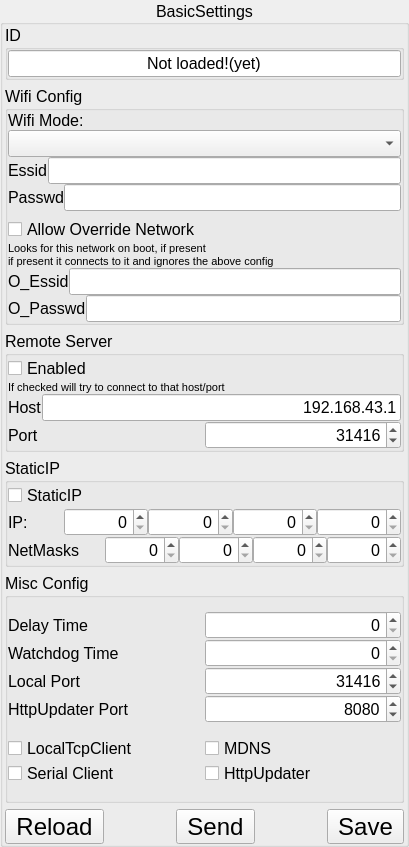
This is Apps/LedRemoteControl/editbasicsettingsgroupbox.ui in successbyfailure/libreLeds as Qt 5 draws it before an edit. The edited form follows.
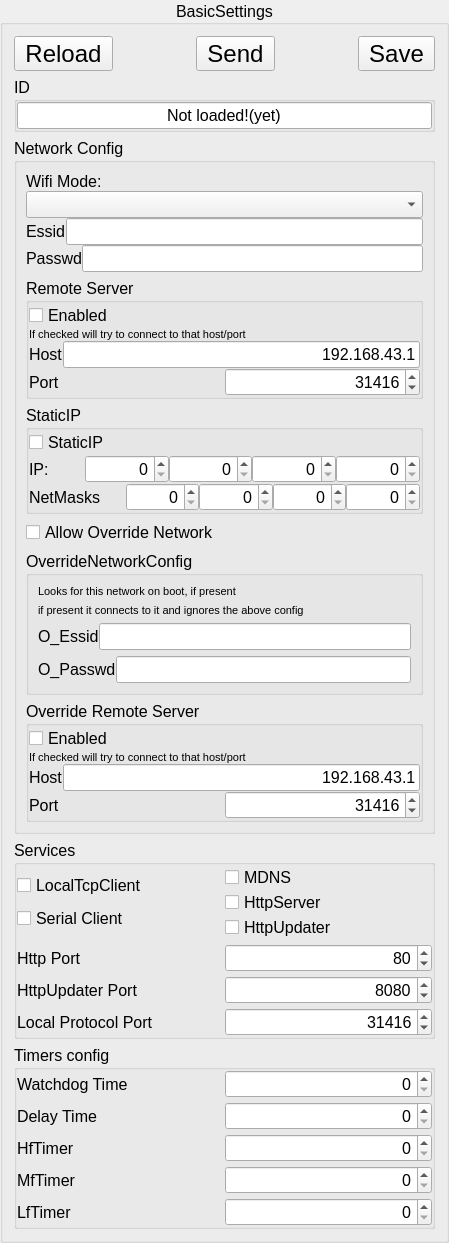
This is the edited form.

Diff of the .ui file:
```diff
--- a/Apps/LedRemoteControl/editbasicsettingsgroupbox.ui
+++ b/Apps/LedRemoteControl/editbasicsettingsgroupbox.ui
@@ -6,8 +6,8 @@
    <rect>
     <x>0</x>
     <y>0</y>
-    <width>409</width>
-    <height>847</height>
+    <width>449</width>
+    <height>1203</height>
    </rect>
   </property>
   <property name="font">
@@ -30,19 +30,94 @@
   <property name="checkable">
    <bool>false</bool>
   </property>
-  <layout class="QVBoxLayout" name="verticalLayout_3" stretch="1,3,2,2,5,1">
-   <property name="leftMargin">
-    <number>2</number>
-   </property>
-   <property name="topMargin">
+  <layout class="QVBoxLayout" name="verticalLayout_8">
+   <item>
+    <layout class="QHBoxLayout" name="horizontalLayout">
+     <property name="spacing">
     <number>0</number>
    </property>
-   <property name="rightMargin">
-    <number>2</number>
-   </property>
-   <property name="bottomMargin">
-    <number>0</number>
-   </property>
+     <item>
+      <widget class="QToolButton" name="btnReload">
+       <property name="font">
+        <font>
+         <pointsize>18</pointsize>
+        </font>
+       </property>
+       <property name="text">
+        <string>Reload</string>
+       </property>
+       <property name="iconSize">
+        <size>
+         <width>32</width>
+         <height>32</height>
+        </size>
+       </property>
+      </widget>
+     </item>
+     <item>
+      <spacer name="horizontalSpacer_3">
+       <property name="orientation">
+        <enum>Qt::Horizontal</enum>
+       </property>
+       <property name="sizeHint" stdset="0">
+        <size>
+         <width>40</width>
+         <height>20</height>
+        </size>
+       </property>
+      </spacer>
+     </item>
+     <item>
+      <widget class="QToolButton" name="btnSend">
+       <property name="font">
+        <font>
+         <pointsize>18</pointsize>
+        </font>
+       </property>
+       <property name="text">
+        <string>Send</string>
+       </property>
+       <property name="iconSize">
+        <size>
+         <width>32</width>
+         <height>32</height>
+        </size>
+       </property>
+      </widget>
+     </item>
+     <item>
+      <spacer name="horizontalSpacer_4">
+       <property name="orientation">
+        <enum>Qt::Horizontal</enum>
+       </property>
+       <property name="sizeHint" stdset="0">
+        <size>
+         <width>40</width>
+         <height>20</height>
+        </size>
+       </property>
+      </spacer>
+     </item>
+     <item>
+      <widget class="QToolButton" name="btnSave">
+       <property name="font">
+        <font>
+         <pointsize>18</pointsize>
+        </font>
+       </property>
+       <property name="text">
+        <string>Save</string>
+       </property>
+       <property name="iconSize">
+        <size>
+         <width>32</width>
+         <height>32</height>
+        </size>
+       </property>
+      </widget>
+     </item>
+    </layout>
+   </item>
    <item>
     <widget class="QGroupBox" name="gbID">
      <property name="title">
@@ -83,21 +158,9 @@
    <item>
     <widget class="QGroupBox" name="gbWifi">
      <property name="title">
-      <string>Wifi Config</string>
+      <string>Network Config</string>
      </property>
-     <layout class="QVBoxLayout" name="verticalLayout_2">
-      <property name="leftMargin">
-       <number>0</number>
-      </property>
-      <property name="topMargin">
-       <number>0</number>
-      </property>
-      <property name="rightMargin">
-       <number>0</number>
-      </property>
-      <property name="bottomMargin">
-       <number>0</number>
-      </property>
+     <layout class="QVBoxLayout" name="verticalLayout_3">
       <item>
        <layout class="QVBoxLayout" name="verticalLayout_7">
         <property name="spacing">
@@ -158,94 +221,11 @@
        </layout>
       </item>
       <item>
-       <layout class="QVBoxLayout" name="verticalLayout_8">
-        <property name="spacing">
-         <number>0</number>
-        </property>
-        <item>
-         <widget class="QCheckBox" name="checkAllowOverride">
-          <property name="text">
-           <string>Allow Override Network</string>
-          </property>
-         </widget>
-        </item>
-        <item>
-         <widget class="QLabel" name="label_10">
-          <property name="font">
-           <font>
-            <pointsize>8</pointsize>
-           </font>
-          </property>
-          <property name="text">
-           <string>Looks for this network on boot, if present</string>
-          </property>
-         </widget>
-        </item>
-        <item>
-         <widget class="QLabel" name="label_12">
-          <property name="font">
-           <font>
-            <pointsize>8</pointsize>
-           </font>
-          </property>
-          <property name="text">
-           <string>if present it connects to it and ignores the above config</string>
-          </property>
-         </widget>
-        </item>
-        <item>
-         <layout class="QHBoxLayout" name="horizontalLayout_24">
-          <property name="spacing">
-           <number>0</number>
-          </property>
-          <item>
-           <widget class="QLabel" name="label_22">
-            <property name="text">
-             <string>O_Essid</string>
-            </property>
-           </widget>
-          </item>
-          <item>
-           <widget class="QLineEdit" name="editOEssid">
-            <property name="maxLength">
-             <number>20</number>
-            </property>
-           </widget>
-          </item>
-         </layout>
-        </item>
-        <item>
-         <layout class="QHBoxLayout" name="horizontalLayout_25">
-          <property name="spacing">
-           <number>0</number>
-          </property>
-          <item>
-           <widget class="QLabel" name="label_23">
-            <property name="text">
-             <string>O_Passwd</string>
-            </property>
-           </widget>
-          </item>
-          <item>
-           <widget class="QLineEdit" name="editOPasswd">
-            <property name="maxLength">
-             <number>20</number>
-            </property>
-           </widget>
-          </item>
-         </layout>
-        </item>
-       </layout>
-      </item>
-     </layout>
-    </widget>
-   </item>
-   <item>
-    <widget class="QGroupBox" name="groupBox_2">
+       <widget class="QGroupBox" name="groupBox_4">
      <property name="title">
       <string>Remote Server</string>
      </property>
-     <layout class="QVBoxLayout" name="verticalLayout_10">
+        <layout class="QVBoxLayout" name="verticalLayout_12">
       <property name="spacing">
        <number>0</number>
       </property>
@@ -269,7 +249,7 @@
        </widget>
       </item>
       <item>
-       <widget class="QLabel" name="label_11">
+          <widget class="QLabel" name="label_13">
         <property name="font">
          <font>
           <pointsize>8</pointsize>
@@ -281,12 +261,12 @@
        </widget>
       </item>
       <item>
-       <layout class="QHBoxLayout" name="horizontalLayout_29">
+          <layout class="QHBoxLayout" name="horizontalLayout_34">
         <property name="spacing">
          <number>0</number>
         </property>
         <item>
-         <widget class="QLabel" name="label_24">
+            <widget class="QLabel" name="label_29">
           <property name="text">
            <string>Host</string>
           </property>
@@ -308,12 +288,12 @@
        </layout>
       </item>
       <item>
-       <layout class="QHBoxLayout" name="horizontalLayout_27">
+          <layout class="QHBoxLayout" name="horizontalLayout_28">
         <property name="spacing">
          <number>0</number>
         </property>
         <item>
-         <widget class="QLabel" name="label_25">
+            <widget class="QLabel" name="label_30">
           <property name="text">
            <string>Port</string>
           </property>
@@ -560,13 +540,198 @@
     </widget>
    </item>
    <item>
+       <widget class="QCheckBox" name="checkAllowOverride">
+        <property name="text">
+         <string>Allow Override Network</string>
+        </property>
+       </widget>
+      </item>
+      <item>
+       <widget class="QGroupBox" name="gbOverrideNetwork">
+        <property name="title">
+         <string>OverrideNetworkConfig</string>
+        </property>
+        <layout class="QVBoxLayout" name="verticalLayout_2">
+         <item>
+          <widget class="QLabel" name="label_10">
+           <property name="font">
+            <font>
+             <pointsize>8</pointsize>
+            </font>
+           </property>
+           <property name="text">
+            <string>Looks for this network on boot, if present</string>
+           </property>
+          </widget>
+         </item>
+         <item>
+          <widget class="QLabel" name="label_12">
+           <property name="font">
+            <font>
+             <pointsize>8</pointsize>
+            </font>
+           </property>
+           <property name="text">
+            <string>if present it connects to it and ignores the above config</string>
+           </property>
+          </widget>
+         </item>
+         <item>
+          <layout class="QHBoxLayout" name="horizontalLayout_24">
+           <property name="spacing">
+            <number>0</number>
+           </property>
+           <item>
+            <widget class="QLabel" name="label_22">
+             <property name="text">
+              <string>O_Essid</string>
+             </property>
+            </widget>
+           </item>
+           <item>
+            <widget class="QLineEdit" name="editOEssid">
+             <property name="maxLength">
+              <number>20</number>
+             </property>
+            </widget>
+           </item>
+          </layout>
+         </item>
+         <item>
+          <layout class="QHBoxLayout" name="horizontalLayout_25">
+           <property name="spacing">
+            <number>0</number>
+           </property>
+           <item>
+            <widget class="QLabel" name="label_23">
+             <property name="text">
+              <string>O_Passwd</string>
+             </property>
+            </widget>
+           </item>
+           <item>
+            <widget class="QLineEdit" name="editOPasswd">
+             <property name="maxLength">
+              <number>20</number>
+             </property>
+            </widget>
+           </item>
+          </layout>
+         </item>
+        </layout>
+       </widget>
+      </item>
+      <item>
+       <widget class="QGroupBox" name="gbOverrideServer">
+        <property name="title">
+         <string>Override Remote Server</string>
+        </property>
+        <layout class="QVBoxLayout" name="verticalLayout_10">
+         <property name="spacing">
+          <number>0</number>
+         </property>
+         <property name="leftMargin">
+          <number>0</number>
+         </property>
+         <property name="topMargin">
+          <number>0</number>
+         </property>
+         <property name="rightMargin">
+          <number>0</number>
+         </property>
+         <property name="bottomMargin">
+          <number>0</number>
+         </property>
+         <item>
+          <widget class="QCheckBox" name="checkOremoteEnabled">
+           <property name="text">
+            <string>Enabled</string>
+           </property>
+          </widget>
+         </item>
+         <item>
+          <widget class="QLabel" name="label_11">
+           <property name="font">
+            <font>
+             <pointsize>8</pointsize>
+            </font>
+           </property>
+           <property name="text">
+            <string>If checked will try to connect to that host/port</string>
+           </property>
+          </widget>
+         </item>
+         <item>
+          <layout class="QHBoxLayout" name="horizontalLayout_29">
+           <property name="spacing">
+            <number>0</number>
+           </property>
+           <item>
+            <widget class="QLabel" name="label_24">
+             <property name="text">
+              <string>Host</string>
+             </property>
+            </widget>
+           </item>
+           <item>
+            <widget class="QLineEdit" name="editORemoteHost">
+             <property name="text">
+              <string>192.168.43.1</string>
+             </property>
+             <property name="maxLength">
+              <number>20</number>
+             </property>
+             <property name="alignment">
+              <set>Qt::AlignRight|Qt::AlignTrailing|Qt::AlignVCenter</set>
+             </property>
+            </widget>
+           </item>
+          </layout>
+         </item>
+         <item>
+          <layout class="QHBoxLayout" name="horizontalLayout_27">
+           <property name="spacing">
+            <number>0</number>
+           </property>
+           <item>
+            <widget class="QLabel" name="label_25">
+             <property name="text">
+              <string>Port</string>
+             </property>
+            </widget>
+           </item>
+           <item>
+            <widget class="QSpinBox" name="spinORemotePort">
+             <property name="alignment">
+              <set>Qt::AlignRight|Qt::AlignTrailing|Qt::AlignVCenter</set>
+             </property>
+             <property name="minimum">
+              <number>100</number>
+             </property>
+             <property name="maximum">
+              <number>65536</number>
+             </property>
+             <property name="value">
+              <number>31416</number>
+             </property>
+            </widget>
+           </item>
+          </layout>
+         </item>
+        </layout>
+       </widget>
+      </item>
+     </layout>
+    </widget>
+   </item>
+   <item>
     <widget class="QGroupBox" name="gbMisc">
      <property name="title">
-      <string>Misc Config</string>
+      <string notr="true">Services</string>
      </property>
      <layout class="QVBoxLayout" name="verticalLayout_14">
       <property name="spacing">
-       <number>0</number>
+       <number>4</number>
       </property>
       <property name="leftMargin">
        <number>0</number>
@@ -580,142 +745,6 @@
       <property name="bottomMargin">
        <number>0</number>
       </property>
-      <item>
-       <layout class="QVBoxLayout" name="verticalLayout_12">
-        <property name="spacing">
-         <number>0</number>
-        </property>
-        <item>
-         <layout class="QHBoxLayout" name="horizontalLayout_20">
-          <property name="spacing">
-           <number>0</number>
-          </property>
-          <item>
-           <widget class="QLabel" name="label_18">
-            <property name="text">
-             <string>Delay Time</string>
-            </property>
-           </widget>
-          </item>
-          <item>
-           <widget class="QSpinBox" name="spinDelayTime">
-            <property name="alignment">
-             <set>Qt::AlignRight|Qt::AlignTrailing|Qt::AlignVCenter</set>
-            </property>
-            <property name="buttonSymbols">
-             <enum>QAbstractSpinBox::UpDownArrows</enum>
-            </property>
-            <property name="maximum">
-             <number>2000</number>
-            </property>
-           </widget>
-          </item>
-         </layout>
-        </item>
-        <item>
-         <layout class="QHBoxLayout" name="horizontalLayout_21">
-          <property name="spacing">
-           <number>0</number>
-          </property>
-          <item>
-           <widget class="QLabel" name="label_19">
-            <property name="text">
-             <string>Watchdog Time</string>
-            </property>
-           </widget>
-          </item>
-          <item>
-           <widget class="QSpinBox" name="spinWatchdog">
-            <property name="alignment">
-             <set>Qt::AlignRight|Qt::AlignTrailing|Qt::AlignVCenter</set>
-            </property>
-            <property name="buttonSymbols">
-             <enum>QAbstractSpinBox::UpDownArrows</enum>
-            </property>
-            <property name="maximum">
-             <number>30000</number>
-            </property>
-            <property name="singleStep">
-             <number>100</number>
-            </property>
-           </widget>
-          </item>
-         </layout>
-        </item>
-        <item>
-         <layout class="QHBoxLayout" name="horizontalLayout_31">
-          <property name="spacing">
-           <number>0</number>
-          </property>
-          <item>
-           <widget class="QLabel" name="label_27">
-            <property name="text">
-             <string>Local Port</string>
-            </property>
-           </widget>
-          </item>
-          <item>
-           <widget class="QSpinBox" name="spinLocalPort">
-            <property name="alignment">
-             <set>Qt::AlignRight|Qt::AlignTrailing|Qt::AlignVCenter</set>
-            </property>
-            <property name="buttonSymbols">
-             <enum>QAbstractSpinBox::UpDownArrows</enum>
-            </property>
-            <property name="minimum">
-             <number>1000</number>
-            </property>
-            <property name="maximum">
-             <number>65356</number>
-            </property>
-            <property name="singleStep">
-             <number>1</number>
-            </property>
-            <property name="value">
-             <number>31416</number>
-            </property>
-           </widget>
-          </item>
-         </layout>
-        </item>
-        <item>
-         <layout class="QHBoxLayout" name="horizontalLayout_30">
-          <property name="spacing">
-           <number>0</number>
-          </property>
-          <item>
-           <widget class="QLabel" name="label_26">
-            <property name="text">
-             <string>HttpUpdater Port</string>
-            </property>
-           </widget>
-          </item>
-          <item>
-           <widget class="QSpinBox" name="spinHttpUpdaterPort">
-            <property name="alignment">
-             <set>Qt::AlignRight|Qt::AlignTrailing|Qt::AlignVCenter</set>
-            </property>
-            <property name="buttonSymbols">
-             <enum>QAbstractSpinBox::UpDownArrows</enum>
-            </property>
-            <property name="minimum">
-             <number>1000</number>
-            </property>
-            <property name="maximum">
-             <number>65356</number>
-            </property>
-            <property name="singleStep">
-             <number>1</number>
-            </property>
-            <property name="value">
-             <number>8080</number>
-            </property>
-           </widget>
-          </item>
-         </layout>
-        </item>
-       </layout>
-      </item>
       <item>
        <layout class="QHBoxLayout" name="horizontalLayout_32">
         <property name="spacing">
@@ -754,6 +783,13 @@
             </property>
            </widget>
           </item>
+          <item>
+           <widget class="QCheckBox" name="checkHttpServerEnabled">
+            <property name="text">
+             <string>HttpServer</string>
+            </property>
+           </widget>
+          </item>
           <item>
            <widget class="QCheckBox" name="checkHttpUpdateEnabled">
             <property name="text">
@@ -765,95 +801,278 @@
         </item>
        </layout>
       </item>
-     </layout>
+      <item>
+       <layout class="QHBoxLayout" name="horizontalLayout_33">
+        <property name="spacing">
+         <number>0</number>
+        </property>
+        <item>
+         <widget class="QLabel" name="label_28">
+          <property name="text">
+           <string>Http Port</string>
+          </property>
+         </widget>
+        </item>
+        <item>
+         <widget class="QSpinBox" name="spinHttpPort">
+          <property name="alignment">
+           <set>Qt::AlignRight|Qt::AlignTrailing|Qt::AlignVCenter</set>
+          </property>
+          <property name="buttonSymbols">
+           <enum>QAbstractSpinBox::UpDownArrows</enum>
+          </property>
+          <property name="minimum">
+           <number>0</number>
+          </property>
+          <property name="maximum">
+           <number>65356</number>
+          </property>
+          <property name="singleStep">
+           <number>1</number>
+          </property>
+          <property name="value">
+           <number>80</number>
+          </property>
+         </widget>
+        </item>
+       </layout>
+      </item>
+      <item>
+       <layout class="QHBoxLayout" name="horizontalLayout_30">
+        <property name="spacing">
+         <number>0</number>
+        </property>
+        <item>
+         <widget class="QLabel" name="label_26">
+          <property name="text">
+           <string>HttpUpdater Port</string>
+          </property>
     </widget>
    </item>
    <item>
-    <layout class="QHBoxLayout" name="horizontalLayout">
+         <widget class="QSpinBox" name="spinHttpUpdaterPort">
+          <property name="alignment">
+           <set>Qt::AlignRight|Qt::AlignTrailing|Qt::AlignVCenter</set>
+          </property>
+          <property name="buttonSymbols">
+           <enum>QAbstractSpinBox::UpDownArrows</enum>
+          </property>
+          <property name="minimum">
+           <number>1000</number>
+          </property>
+          <property name="maximum">
+           <number>65356</number>
+          </property>
+          <property name="singleStep">
+           <number>1</number>
+          </property>
+          <property name="value">
+           <number>8080</number>
+          </property>
+         </widget>
+        </item>
+       </layout>
+      </item>
+      <item>
+       <layout class="QHBoxLayout" name="horizontalLayout_31">
      <property name="spacing">
       <number>0</number>
      </property>
      <item>
-      <widget class="QToolButton" name="btnReload">
-       <property name="font">
-        <font>
-         <pointsize>18</pointsize>
-        </font>
-       </property>
+         <widget class="QLabel" name="label_27">
+          <property name="text">
+           <string>Local Protocol Port</string>
+          </property>
+         </widget>
+        </item>
+        <item>
+         <widget class="QSpinBox" name="spinLocalPort">
+          <property name="alignment">
+           <set>Qt::AlignRight|Qt::AlignTrailing|Qt::AlignVCenter</set>
+          </property>
+          <property name="buttonSymbols">
+           <enum>QAbstractSpinBox::UpDownArrows</enum>
+          </property>
+          <property name="minimum">
+           <number>1000</number>
+          </property>
+          <property name="maximum">
+           <number>65356</number>
+          </property>
+          <property name="singleStep">
+           <number>1</number>
+          </property>
+          <property name="value">
+           <number>31416</number>
+          </property>
+         </widget>
+        </item>
+       </layout>
+      </item>
+     </layout>
+    </widget>
+   </item>
+   <item>
+    <widget class="QGroupBox" name="groupBox_2">
+     <property name="title">
+      <string>Timers config</string>
+     </property>
+     <layout class="QVBoxLayout" name="verticalLayout_5">
+      <property name="spacing">
+       <number>4</number>
+      </property>
+      <property name="leftMargin">
+       <number>0</number>
+      </property>
+      <property name="topMargin">
+       <number>0</number>
+      </property>
+      <property name="rightMargin">
+       <number>0</number>
+      </property>
+      <property name="bottomMargin">
+       <number>0</number>
+      </property>
+      <item>
+       <layout class="QHBoxLayout" name="horizontalLayout_21">
+        <property name="spacing">
+         <number>0</number>
+        </property>
+        <item>
+         <widget class="QLabel" name="label_19">
        <property name="text">
-        <string>Reload</string>
-       </property>
-       <property name="iconSize">
-        <size>
-         <width>32</width>
-         <height>32</height>
-        </size>
-       </property>
-      </widget>
-     </item>
+           <string>Watchdog Time</string>
+          </property>
+         </widget>
+        </item>
+        <item>
+         <widget class="QSpinBox" name="spinWatchdog">
+          <property name="alignment">
+           <set>Qt::AlignRight|Qt::AlignTrailing|Qt::AlignVCenter</set>
+          </property>
+          <property name="buttonSymbols">
+           <enum>QAbstractSpinBox::UpDownArrows</enum>
+          </property>
+          <property name="maximum">
+           <number>30000</number>
+          </property>
+          <property name="singleStep">
+           <number>100</number>
+          </property>
+         </widget>
+        </item>
+       </layout>
+      </item>
      <item>
-      <spacer name="horizontalSpacer_3">
-       <property name="orientation">
-        <enum>Qt::Horizontal</enum>
-       </property>
-       <property name="sizeHint" stdset="0">
-        <size>
-         <width>40</width>
-         <height>20</height>
-        </size>
-       </property>
-      </spacer>
+       <layout class="QHBoxLayout" name="horizontalLayout_20">
+        <property name="spacing">
+         <number>0</number>
+        </property>
+        <item>
+         <widget class="QLabel" name="label_18">
+          <property name="text">
+           <string>Delay Time</string>
+          </property>
+         </widget>
      </item>
      <item>
-      <widget class="QToolButton" name="btnSend">
-       <property name="font">
-        <font>
-         <pointsize>18</pointsize>
-        </font>
-       </property>
+         <widget class="QSpinBox" name="spinDelayTime">
+          <property name="alignment">
+           <set>Qt::AlignRight|Qt::AlignTrailing|Qt::AlignVCenter</set>
+          </property>
+          <property name="buttonSymbols">
+           <enum>QAbstractSpinBox::UpDownArrows</enum>
+          </property>
+          <property name="maximum">
+           <number>2000</number>
+          </property>
+         </widget>
+        </item>
+       </layout>
+      </item>
+      <item>
+       <layout class="QHBoxLayout" name="horizontalLayout_35">
+        <property name="spacing">
+         <number>0</number>
+        </property>
+        <item>
+         <widget class="QLabel" name="label_32">
        <property name="text">
-        <string>Send</string>
-       </property>
-       <property name="iconSize">
-        <size>
-         <width>32</width>
-         <height>32</height>
-        </size>
-       </property>
-      </widget>
-     </item>
+           <string>HfTimer</string>
+          </property>
+         </widget>
+        </item>
+        <item>
+         <widget class="QSpinBox" name="spinHfTimer">
+          <property name="alignment">
+           <set>Qt::AlignRight|Qt::AlignTrailing|Qt::AlignVCenter</set>
+          </property>
+          <property name="buttonSymbols">
+           <enum>QAbstractSpinBox::UpDownArrows</enum>
+          </property>
+          <property name="maximum">
+           <number>2000</number>
+          </property>
+         </widget>
+        </item>
+       </layout>
+      </item>
      <item>
-      <spacer name="horizontalSpacer_4">
-       <property name="orientation">
-        <enum>Qt::Horizontal</enum>
-       </property>
-       <property name="sizeHint" stdset="0">
-        <size>
-         <width>40</width>
-         <height>20</height>
-        </size>
-       </property>
-      </spacer>
+       <layout class="QHBoxLayout" name="horizontalLayout_26">
+        <property name="spacing">
+         <number>0</number>
+        </property>
+        <item>
+         <widget class="QLabel" name="label_31">
+          <property name="text">
+           <string>MfTimer</string>
+          </property>
+         </widget>
      </item>
      <item>
-      <widget class="QToolButton" name="btnSave">
-       <property name="font">
-        <font>
-         <pointsize>18</pointsize>
-        </font>
-       </property>
+         <widget class="QSpinBox" name="spinMfTimer">
+          <property name="alignment">
+           <set>Qt::AlignRight|Qt::AlignTrailing|Qt::AlignVCenter</set>
+          </property>
+          <property name="buttonSymbols">
+           <enum>QAbstractSpinBox::UpDownArrows</enum>
+          </property>
+          <property name="maximum">
+           <number>2000</number>
+          </property>
+         </widget>
+        </item>
+       </layout>
+      </item>
+      <item>
+       <layout class="QHBoxLayout" name="horizontalLayout_36">
+        <property name="spacing">
+         <number>0</number>
+        </property>
+        <item>
+         <widget class="QLabel" name="label_33">
        <property name="text">
-        <string>Save</string>
-       </property>
-       <property name="iconSize">
-        <size>
-         <width>32</width>
-         <height>32</height>
-        </size>
-       </property>
+           <string>LfTimer</string>
+          </property>
+         </widget>
+        </item>
+        <item>
+         <widget class="QSpinBox" name="spinLfTimer">
+          <property name="alignment">
+           <set>Qt::AlignRight|Qt::AlignTrailing|Qt::AlignVCenter</set>
+          </property>
+          <property name="buttonSymbols">
+           <enum>QAbstractSpinBox::UpDownArrows</enum>
+          </property>
+          <property name="maximum">
+           <number>2000</number>
+          </property>
       </widget>
      </item>
     </layout>
+      </item>
+     </layout>
+    </widget>
    </item>
   </layout>
  </widget>
```
Left out of the diff: 2 changed lines with no effect on the pictures. Lines whose indentation alone changed are shown as unchanged.
